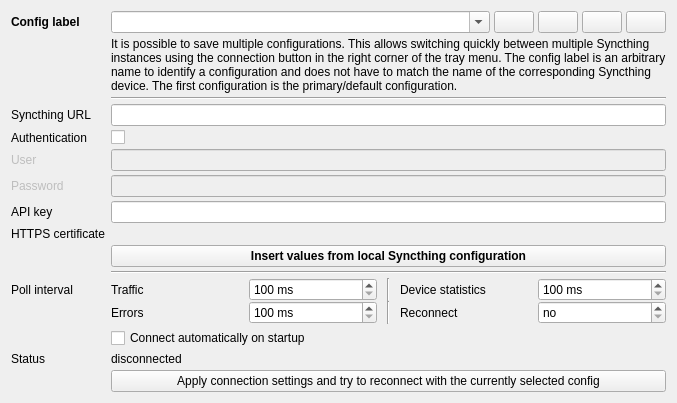
Martchus/syncthingtray, file widgets/settings/connectionoptionpage.ui: the form before one commit.
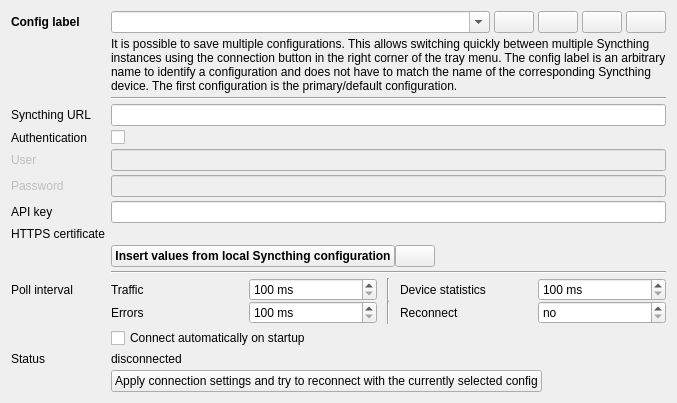
The form after the commit. Icons and pictures are not drawn. Custom widgets are drawn as their Qt base class.

Commit message: Allow selecting the config file path manually in connection settings

What changed in the file:
```diff
--- a/widgets/settings/connectionoptionpage.ui
+++ b/widgets/settings/connectionoptionpage.ui
@@ -264,20 +264,6 @@
     </widget>
    </item>
    <item row="11" column="1">
-    <widget class="QPushButton" name="insertFromConfigFilePushButton">
-     <property name="styleSheet">
-      <string notr="true">font-weight: bold;</string>
-     </property>
-     <property name="text">
-      <string>Insert values from local Syncthing configuration</string>
-     </property>
-     <property name="icon">
-      <iconset theme="edit-paste" resource="../resources/syncthingwidgetsicons.qrc">
-       <normaloff>:/icons/hicolor/scalable/actions/edit-paste.svg</normaloff>:/icons/hicolor/scalable/actions/edit-paste.svg</iconset>
-     </property>
-    </widget>
-   </item>
-   <item row="12" column="1">
     <widget class="Line" name="line2">
      <property name="sizePolicy">
       <sizepolicy hsizetype="MinimumExpanding" vsizetype="Fixed">
@@ -290,7 +276,7 @@
      </property>
     </widget>
    </item>
-   <item row="13" column="0">
+   <item row="12" column="0">
     <widget class="QLabel" name="pollLabel">
      <property name="text">
       <string>Poll interval</string>
@@ -300,7 +286,7 @@
      </property>
     </widget>
    </item>
-   <item row="13" column="1">
+   <item row="12" column="1">
     <layout class="QGridLayout" name="gridLayout">
      <property name="horizontalSpacing">
       <number>10</number>
@@ -440,22 +426,38 @@
      </item>
     </layout>
    </item>
-   <item row="15" column="0">
+   <item row="13" column="1">
+    <widget class="QCheckBox" name="autoConnectCheckBox">
+     <property name="toolTip">
+      <string>Whether to connect automatically on startup. This setting might be overruled by systemd and launcher settings.</string>
+     </property>
+     <property name="text">
+      <string>Connect automatically on startup</string>
+     </property>
+    </widget>
+   </item>
+   <item row="14" column="0">
     <widget class="QLabel" name="statusTextLabel">
      <property name="text">
       <string>Status</string>
      </property>
     </widget>
    </item>
-   <item row="15" column="1">
+   <item row="14" column="1">
     <widget class="QLabel" name="statusLabel">
      <property name="text">
       <string>disconnected</string>
      </property>
     </widget>
    </item>
-   <item row="18" column="1">
+   <item row="17" column="1">
     <widget class="QPushButton" name="connectPushButton">
+     <property name="sizePolicy">
+      <sizepolicy hsizetype="Fixed" vsizetype="Fixed">
+       <horstretch>0</horstretch>
+       <verstretch>0</verstretch>
+      </sizepolicy>
+     </property>
      <property name="text">
       <string>Apply connection settings and try to reconnect with the currently selected config</string>
      </property>
@@ -465,15 +467,48 @@
      </property>
     </widget>
    </item>
-   <item row="14" column="1">
-    <widget class="QCheckBox" name="autoConnectCheckBox">
-     <property name="toolTip">
-      <string>Whether to connect automatically on startup. This setting might be overruled by systemd and launcher settings.</string>
+   <item row="10" column="1">
+    <layout class="QHBoxLayout" name="insertFromConfigFileLayout">
+     <property name="spacing">
+      <number>0</number>
      </property>
-     <property name="text">
-      <string>Connect automatically on startup</string>
-     </property>
-    </widget>
+     <item>
+      <widget class="QPushButton" name="insertFromConfigFilePushButton">
+       <property name="sizePolicy">
+        <sizepolicy hsizetype="Fixed" vsizetype="Fixed">
+         <horstretch>0</horstretch>
+         <verstretch>0</verstretch>
+        </sizepolicy>
+       </property>
+       <property name="styleSheet">
+        <string notr="true">font-weight: bold;</string>
+       </property>
+       <property name="text">
+        <string>Insert values from local Syncthing configuration</string>
+       </property>
+       <property name="icon">
+        <iconset theme="edit-paste" resource="../resources/syncthingwidgetsicons.qrc">
+         <normaloff>:/icons/hicolor/scalable/actions/edit-paste.svg</normaloff>:/icons/hicolor/scalable/actions/edit-paste.svg</iconset>
+       </property>
+      </widget>
+     </item>
+     <item>
+      <widget class="QPushButton" name="insertFromCustomConfigFilePushButton">
+       <property name="sizePolicy">
+        <sizepolicy hsizetype="Fixed" vsizetype="Preferred">
+         <horstretch>0</horstretch>
+         <verstretch>0</verstretch>
+        </sizepolicy>
+       </property>
+       <property name="toolTip">
+        <string>Select config file manually</string>
+       </property>
+       <property name="icon">
+        <iconset theme="document-open"/>
+       </property>
+      </widget>
+     </item>
+    </layout>
    </item>
   </layout>
  </widget>
```
The commit also changes 5 other files.
